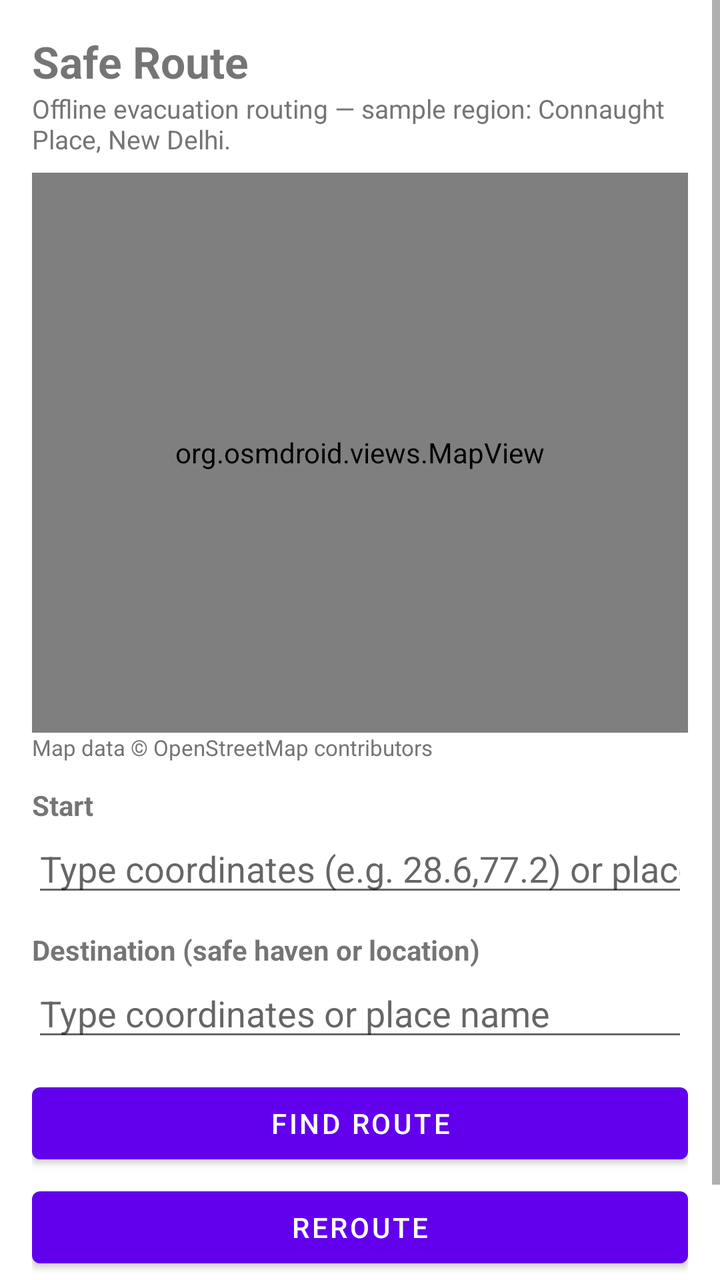
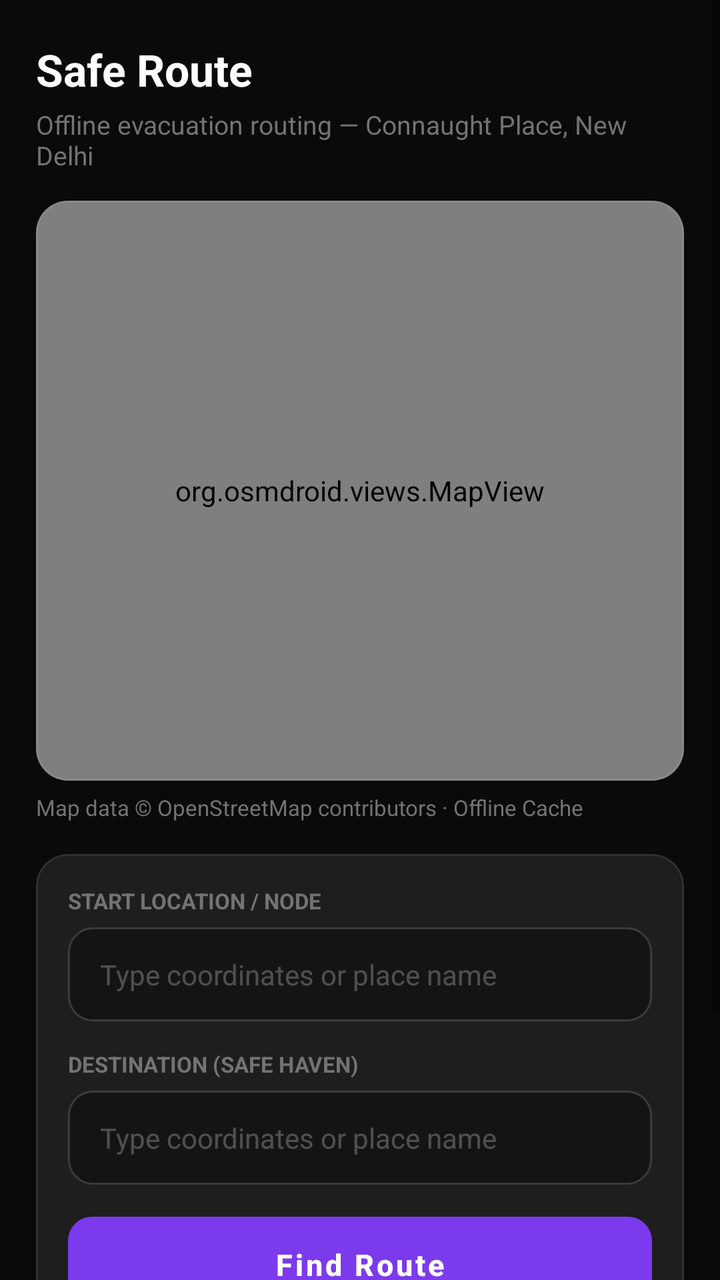

Before-and-after screenshots of an Android layout around one commit, followed by the original layout XML and the change that was made.
<!-- AndroidManifest.xml: application theme Theme.GeoRescuX -->
<!-- res/layout/activity_route.xml -->
<?xml version="1.0" encoding="utf-8"?>
<ScrollView xmlns:android="http://schemas.android.com/apk/res/android"
    android:layout_width="match_parent"
    android:layout_height="match_parent"
    android:fillViewport="true">

    <LinearLayout
        android:layout_width="match_parent"
        android:layout_height="wrap_content"
        android:orientation="vertical"
        android:padding="16dp">

        <TextView
            android:layout_width="wrap_content"
            android:layout_height="wrap_content"
            android:text="Safe Route"
            android:textSize="22sp"
            android:textStyle="bold" />

        <TextView
            android:layout_width="wrap_content"
            android:layout_height="wrap_content"
            android:layout_marginBottom="8dp"
            android:text="Offline evacuation routing — sample region: Connaught Place, New Delhi."
            android:textColor="#757575"
            android:textSize="13sp" />

        <org.osmdroid.views.MapView
            android:id="@+id/mapView"
            android:layout_width="match_parent"
            android:layout_height="280dp" />

        <TextView
            android:layout_width="match_parent"
            android:layout_height="wrap_content"
            android:layout_marginBottom="12dp"
            android:text="Map data © OpenStreetMap contributors"
            android:textColor="#757575"
            android:textSize="11sp" />

        <TextView
            android:layout_width="wrap_content"
            android:layout_height="wrap_content"
            android:text="Start"
            android:textSize="14sp"
            android:textStyle="bold" />

        <EditText
            android:id="@+id/editTextStartNode"
            android:layout_width="match_parent"
            android:layout_height="wrap_content"
            android:hint="Type coordinates (e.g. 28.6,77.2) or place name"
            android:inputType="text"
            android:layout_marginBottom="12dp" />

        <TextView
            android:layout_width="wrap_content"
            android:layout_height="wrap_content"
            android:text="Destination (safe haven or location)"
            android:textSize="14sp"
            android:textStyle="bold" />

        <EditText
            android:id="@+id/editTextDestinationNode"
            android:layout_width="match_parent"
            android:layout_height="wrap_content"
            android:hint="Type coordinates or place name"
            android:inputType="text"
            android:layout_marginBottom="12dp" />

        <Button
            android:id="@+id/buttonFindRoute"
            android:layout_width="match_parent"
            android:layout_height="wrap_content"
            android:text="Find route" />

        <Button
            android:id="@+id/buttonReroute"
            android:layout_width="match_parent"
            android:layout_height="wrap_content"
            android:layout_marginTop="4dp"
            android:text="Reroute" />

        <TextView
            android:id="@+id/textViewNoMapData"
            android:layout_width="match_parent"
            android:layout_height="wrap_content"
            android:layout_marginTop="8dp"
            android:text="No map data available."
            android:textColor="#D32F2F"
            android:visibility="gone" />

        <TextView
            android:id="@+id/textViewNoRoute"
            android:layout_width="match_parent"
            android:layout_height="wrap_content"
            android:layout_marginTop="12dp"
            android:textColor="#D32F2F"
            android:textSize="14sp"
            android:visibility="gone" />

        <TextView
            android:id="@+id/textViewRouteSummary"
            android:layout_width="match_parent"
            android:layout_height="wrap_content"
            android:layout_marginTop="12dp"
            android:textSize="14sp"
            android:textStyle="bold"
            android:visibility="gone" />

        <TextView
            android:id="@+id/textViewHazardWarnings"
            android:layout_width="match_parent"
            android:layout_height="wrap_content"
            android:layout_marginTop="4dp"
            android:textColor="#B71C1C"
            android:textSize="13sp"
            android:visibility="gone" />

        <TextView
            android:layout_width="wrap_content"
            android:layout_height="wrap_content"
            android:layout_marginTop="16dp"
            android:text="Route steps"
            android:textSize="16sp"
            android:textStyle="bold" />

        <LinearLayout
            android:id="@+id/routeStepsContainer"
            android:layout_width="match_parent"
            android:layout_height="wrap_content"
            android:orientation="vertical" />
    </LinearLayout>
</ScrollView>
<!-- resources referenced by this layout -->
<resources>
  <style name="Theme.GeoRescuX" parent="Theme.MaterialComponents.DayNight.DarkActionBar">
          
          <item name="colorPrimary">@color/purple_500</item>
          <item name="colorPrimaryVariant">@color/purple_700</item>
          <item name="colorOnPrimary">@color/white</item>
          
          <item name="colorSecondary">@color/teal_200</item>
          <item name="colorSecondaryVariant">@color/teal_700</item>
          <item name="colorOnSecondary">@color/black</item>
          
          <item name="android:statusBarColor">?attr/colorPrimaryVariant</item>
          
      </style>
  <color name="purple_500">#FF6200EE</color>
  <color name="purple_700">#FF3700B3</color>
  <color name="teal_200">#FF03DAC5</color>
  <color name="teal_700">#FF018786</color>
  <color name="black">#FF000000</color>
  <!-- unchanged entries left out for length: 1 -->
</resources>

<!-- the commit's change to res/layout/activity_route.xml (unified diff, before → after) -->
@@ -1,128 +1,209 @@
 <?xml version="1.0" encoding="utf-8"?>
 <ScrollView xmlns:android="http://schemas.android.com/apk/res/android"
+    xmlns:app="http://schemas.android.com/apk/res-auto"
     android:layout_width="match_parent"
     android:layout_height="match_parent"
+    android:background="@color/bg_app"
     android:fillViewport="true">
 
     <LinearLayout
         android:layout_width="match_parent"
         android:layout_height="wrap_content"
         android:orientation="vertical"
-        android:padding="16dp">
-
+        android:paddingHorizontal="18dp"
+        android:paddingTop="20dp"
+        android:paddingBottom="36dp">
+
+        
         <TextView
             android:layout_width="wrap_content"
             android:layout_height="wrap_content"
             android:text="Safe Route"
+            android:textColor="@color/text_primary"
             android:textSize="22sp"
             android:textStyle="bold" />
 
         <TextView
             android:layout_width="wrap_content"
             android:layout_height="wrap_content"
-            android:layout_marginBottom="8dp"
-            android:text="Offline evacuation routing — sample region: Connaught Place, New Delhi."
-            android:textColor="#757575"
+            android:layout_marginTop="4dp"
+            android:layout_marginBottom="14dp"
+            android:text="Offline evacuation routing — Connaught Place, New Delhi"
+            android:textColor="@color/text_muted"
             android:textSize="13sp" />
 
-        <org.osmdroid.views.MapView
-            android:id="@+id/mapView"
-            android:layout_width="match_parent"
-            android:layout_height="280dp" />
-
-        <TextView
-            android:layout_width="match_parent"
-            android:layout_height="wrap_content"
-            android:layout_marginBottom="12dp"
-            android:text="Map data © OpenStreetMap contributors"
-            android:textColor="#757575"
+        
+        <com.google.android.material.card.MaterialCardView
+            android:layout_width="match_parent"
+            android:layout_height="wrap_content"
+            android:layout_marginBottom="6dp"
+            app:cardBackgroundColor="@color/bg_card"
+            app:cardCornerRadius="16dp"
+            app:cardElevation="0dp"
+            app:strokeColor="@color/divider_subtle"
+            app:strokeWidth="1dp">
+
+            <org.osmdroid.views.MapView
+                android:id="@+id/mapView"
+                android:layout_width="match_parent"
+                android:layout_height="290dp" />
+        </com.google.android.material.card.MaterialCardView>
+
+        <TextView
+            android:layout_width="match_parent"
+            android:layout_height="wrap_content"
+            android:layout_marginBottom="16dp"
+            android:text="Map data © OpenStreetMap contributors · Offline Cache"
+            android:textColor="@color/text_muted"
             android:textSize="11sp" />
 
-        <TextView
-            android:layout_width="wrap_content"
-            android:layout_height="wrap_content"
-            android:text="Start"
-            android:textSize="14sp"
-            android:textStyle="bold" />
-
-        <EditText
-            android:id="@+id/editTextStartNode"
-            android:layout_width="match_parent"
-            android:layout_height="wrap_content"
-            android:hint="Type coordinates (e.g. 28.6,77.2) or place name"
-            android:inputType="text"
-            android:layout_marginBottom="12dp" />
-
-        <TextView
-            android:layout_width="wrap_content"
-            android:layout_height="wrap_content"
-            android:text="Destination (safe haven or location)"
-            android:textSize="14sp"
-            android:textStyle="bold" />
-
-        <EditText
-            android:id="@+id/editTextDestinationNode"
-            android:layout_width="match_parent"
-            android:layout_height="wrap_content"
-            android:hint="Type coordinates or place name"
-            android:inputType="text"
-            android:layout_marginBottom="12dp" />
-
-        <Button
-            android:id="@+id/buttonFindRoute"
-            android:layout_width="match_parent"
-            android:layout_height="wrap_content"
-            android:text="Find route" />
-
-        <Button
-            android:id="@+id/buttonReroute"
-            android:layout_width="match_parent"
-            android:layout_height="wrap_content"
-            android:layout_marginTop="4dp"
-            android:text="Reroute" />
-
+        
+        <com.google.android.material.card.MaterialCardView
+            android:layout_width="match_parent"
+            android:layout_height="wrap_content"
+            android:layout_marginBottom="14dp"
+            app:cardBackgroundColor="@color/bg_card"
+            app:cardCornerRadius="16dp"
+            app:cardElevation="0dp"
+            app:strokeColor="@color/divider_subtle"
+            app:strokeWidth="1dp">
+
+            <LinearLayout
+                android:layout_width="match_parent"
+                android:layout_height="wrap_content"
+                android:orientation="vertical"
+                android:padding="16dp">
+
+                <TextView
+                    android:layout_width="wrap_content"
+                    android:layout_height="wrap_content"
+                    android:layout_marginBottom="6dp"
+                    android:text="START LOCATION / NODE"
+                    android:textColor="@color/text_muted"
+                    android:textSize="11sp"
+                    android:textStyle="bold" />
+
+                <EditText
+                    android:id="@+id/editTextStartNode"
+                    android:layout_width="match_parent"
+                    android:layout_height="wrap_content"
+                    android:layout_marginBottom="14dp"
+                    android:background="@drawable/bg_input_field"
+                    android:hint="Type coordinates or place name"
+                    android:inputType="text"
+                    android:textColor="@color/text_primary"
+                    android:textColorHint="@color/text_subtle"
+                    android:textSize="14sp" />
+
+                <TextView
+                    android:layout_width="wrap_content"
+                    android:layout_height="wrap_content"
+                    android:layout_marginBottom="6dp"
+                    android:text="DESTINATION (SAFE HAVEN)"
+                    android:textColor="@color/text_muted"
+                    android:textSize="11sp"
+                    android:textStyle="bold" />
+
+                <EditText
+                    android:id="@+id/editTextDestinationNode"
+                    android:layout_width="match_parent"
+                    android:layout_height="wrap_content"
+                    android:layout_marginBottom="16dp"
+                    android:background="@drawable/bg_input_field"
+                    android:hint="Type coordinates or place name"
+                    android:inputType="text"
+                    android:textColor="@color/text_primary"
+                    android:textColorHint="@color/text_subtle"
+                    android:textSize="14sp" />
+
+                <Button
+                    android:id="@+id/buttonFindRoute"
+                    android:layout_width="match_parent"
+                    android:layout_height="wrap_content"
+                    android:background="@drawable/bg_button_violet"
+                    android:stateListAnimator="@null"
+                    android:text="Find Route"
+                    android:textAllCaps="false"
+                    android:textColor="@color/white"
+                    android:textSize="15sp"
+                    android:textStyle="bold"
+                    app:backgroundTint="@null" />
+
+                <Button
+                    android:id="@+id/buttonReroute"
+                    android:layout_width="match_parent"
+                    android:layout_height="wrap_content"
+                    android:layout_marginTop="8dp"
+                    android:background="@drawable/bg_button_secondary"
+                    android:stateListAnimator="@null"
+                    android:text="Reroute (Avoid Hazards)"
+                    android:textAllCaps="false"
+                    android:textColor="@color/text_secondary"
+                    android:textSize="14sp"
+                    android:textStyle="bold"
+                    app:backgroundTint="@null" />
+            </LinearLayout>
+        </com.google.android.material.card.MaterialCardView>
+
+        
         <TextView
             android:id="@+id/textViewNoMapData"
             android:layout_width="match_parent"
             android:layout_height="wrap_content"
-            android:layout_marginTop="8dp"
+            android:layout_marginBottom="10dp"
+            android:background="@drawable/bg_card_dark"
+            android:padding="12dp"
             android:text="No map data available."
-            android:textColor="#D32F2F"
+            android:textColor="@color/text_error"
+            android:textSize="13sp"
             android:visibility="gone" />
 
         <TextView
             android:id="@+id/textViewNoRoute"
             android:layout_width="match_parent"
             android:layout_height="wrap_content"
-            android:layout_marginTop="12dp"
-            android:textColor="#D32F2F"
-            android:textSize="14sp"
-            android:visibility="gone" />
-
+            android:layout_marginBottom="10dp"
+            android:background="@drawable/bg_card_dark"
+            android:padding="12dp"
+            android:textColor="@color/text_error"
+            android:textSize="13sp"
+            android:visibility="gone" />
+
+        
         <TextView
             android:id="@+id/textViewRouteSummary"
             android:layout_width="match_parent"
             android:layout_height="wrap_content"
-            android:layout_marginTop="12dp"
+            android:layout_marginBottom="10dp"
+            android:background="@drawable/bg_card_dark"
+            android:padding="14dp"
+            android:textColor="@color/safe_green"
             android:textSize="14sp"
             android:textStyle="bold"
             android:visibility="gone" />
 
+        
         <TextView
             android:id="@+id/textViewHazardWarnings"
             android:layout_width="match_parent"
             android:layout_height="wrap_content"
-            android:layout_marginTop="4dp"
-            android:textColor="#B71C1C"
+            android:layout_marginBottom="14dp"
+            android:background="@drawable/bg_card_dark"
+            android:padding="14dp"
+            android:textColor="@color/hazard_orange"
             android:textSize="13sp"
-            android:visibility="gone" />
-
+            android:textStyle="bold"
+            android:visibility="gone" />
+
+        
         <TextView
             android:layout_width="wrap_content"
             android:layout_height="wrap_content"
-            android:layout_marginTop="16dp"
-            android:text="Route steps"
-            android:textSize="16sp"
+            android:layout_marginTop="8dp"
+            android:layout_marginBottom="8dp"
+            android:text="ROUTE STEPS"
+            android:textColor="@color/text_muted"
+            android:textSize="11sp"
             android:textStyle="bold" />
 
         <LinearLayout
@@ -130,5 +211,6 @@
             android:layout_width="match_parent"
             android:layout_height="wrap_content"
             android:orientation="vertical" />
+
     </LinearLayout>
 </ScrollView>
<!-- resource entries referenced after the edit -->
@@ -1,23 +1,120 @@
 <!-- resources referenced by this layout -->
 <resources>
-  <style name="Theme.GeoRescuX" parent="Theme.MaterialComponents.DayNight.DarkActionBar">
+  <color name="bg_app">#0A0A0A</color>
+  <color name="bg_card">#1E1E1E</color>
+  <color name="divider_subtle">#14FFFFFF</color>
+  <color name="hazard_orange">#F97316</color>
+  <color name="safe_green">#22C55E</color>
+  <color name="text_error">#EF4444</color>
+  <color name="text_muted">#737373</color>
+  <color name="text_primary">#FFFFFF</color>
+  <color name="text_secondary">#A3A3A3</color>
+  <color name="text_subtle">#40FFFFFF</color>
+  <!-- drawable bg_button_secondary (drawable) -->
+  <?xml version="1.0" encoding="utf-8"?>
+  <ripple xmlns:android="http://schemas.android.com/apk/res/android"
+      android:color="#26FFFFFF">
+      <item>
+          <shape android:shape="rectangle">
+              <solid android:color="@color/bg_card" />
+              <corners android:radius="12dp" />
+              <stroke
+                  android:width="1dp"
+                  android:color="@color/divider_subtle" />
+              <padding
+                  android:bottom="14dp"
+                  android:top="14dp" />
+          </shape>
+      </item>
+  </ripple>
+  <!-- drawable bg_button_violet (drawable) -->
+  <?xml version="1.0" encoding="utf-8"?>
+  <ripple xmlns:android="http://schemas.android.com/apk/res/android"
+      android:color="#4DFFFFFF">
+      <item>
+          <shape android:shape="rectangle">
+              <solid android:color="@color/violet_accent" />
+              <corners android:radius="12dp" />
+              <padding
+                  android:bottom="14dp"
+                  android:top="14dp" />
+          </shape>
+      </item>
+  </ripple>
+  <!-- drawable bg_card_dark (drawable) -->
+  <?xml version="1.0" encoding="utf-8"?>
+  <shape xmlns:android="http://schemas.android.com/apk/res/android"
+      android:shape="rectangle">
+      <solid android:color="@color/bg_card" />
+      <corners android:radius="16dp" />
+      <stroke
+          android:width="1dp"
+          android:color="@color/divider_subtle" />
+  </shape>
+  <!-- drawable bg_input_field (drawable) -->
+  <?xml version="1.0" encoding="utf-8"?>
+  <selector xmlns:android="http://schemas.android.com/apk/res/android">
+      <item android:state_focused="true">
+          <shape android:shape="rectangle">
+              <solid android:color="@color/bg_input" />
+              <corners android:radius="12dp" />
+              <stroke
+                  android:width="1.5dp"
+                  android:color="@color/violet_accent" />
+              <padding
+                  android:bottom="14dp"
+                  android:left="16dp"
+                  android:right="16dp"
+                  android:top="14dp" />
+          </shape>
+      </item>
+      <item>
+          <shape android:shape="rectangle">
+              <solid android:color="@color/bg_input" />
+              <corners android:radius="12dp" />
+              <stroke
+                  android:width="1dp"
+                  android:color="@color/border_light" />
+              <padding
+                  android:bottom="14dp"
+                  android:left="16dp"
+                  android:right="16dp"
+                  android:top="14dp" />
+          </shape>
+      </item>
+  </selector>
+  <style name="Theme.GeoRescuX" parent="Theme.MaterialComponents.DayNight.NoActionBar">
           
-          <item name="colorPrimary">@color/purple_500</item>
-          <item name="colorPrimaryVariant">@color/purple_700</item>
+          <item name="colorPrimary">@color/violet_accent</item>
+          <item name="colorPrimaryVariant">@color/bg_app</item>
           <item name="colorOnPrimary">@color/white</item>
           
-          <item name="colorSecondary">@color/teal_200</item>
-          <item name="colorSecondaryVariant">@color/teal_700</item>
-          <item name="colorOnSecondary">@color/black</item>
+          <item name="colorSecondary">@color/violet_light</item>
+          <item name="colorSecondaryVariant">@color/violet_dim</item>
+          <item name="colorOnSecondary">@color/white</item>
           
-          <item name="android:statusBarColor">?attr/colorPrimaryVariant</item>
+          <item name="android:windowBackground">@color/bg_app</item>
+          <item name="colorSurface">@color/bg_surface</item>
+          <item name="colorOnSurface">@color/text_primary</item>
           
+          <item name="android:statusBarColor">@color/bg_app</item>
+          <item name="android:navigationBarColor">@color/bg_app</item>
+          
+          <item name="materialCardViewStyle">@style/Widget.GeoRescuX.Card</item>
       </style>
-  <color name="purple_500">#FF6200EE</color>
-  <color name="purple_700">#FF3700B3</color>
-  <color name="teal_200">#FF03DAC5</color>
-  <color name="teal_700">#FF018786</color>
-  <color name="black">#FF000000</color>
+  <color name="violet_accent">#7C3AED</color>
+  <color name="bg_input">#141414</color>
+  <color name="border_light">#26FFFFFF</color>
+  <color name="violet_light">#8B5CF6</color>
+  <color name="violet_dim">#267C3AED</color>
+  <color name="bg_surface">#161616</color>
+  <style name="Widget.GeoRescuX.Card" parent="Widget.MaterialComponents.CardView">
+          <item name="cardBackgroundColor">@color/bg_card</item>
+          <item name="cardCornerRadius">16dp</item>
+          <item name="cardElevation">0dp</item>
+          <item name="strokeColor">@color/divider_subtle</item>
+          <item name="strokeWidth">1dp</item>
+      </style>
   <!-- unchanged entries left out for length: 1 -->
 </resources>
 
